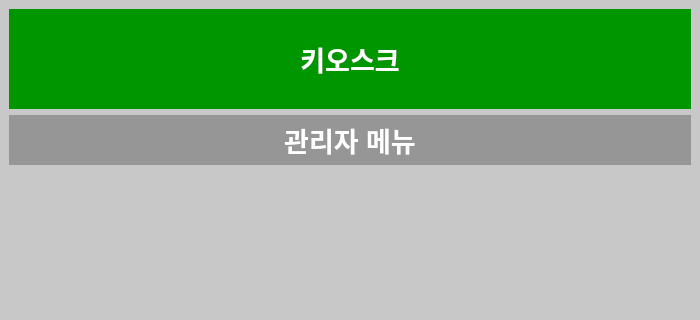
Old version of the form AL JSG Project/admin.ui in the repository Karuperu/Algorithm24; both pictures show x 0 to 700 and y 0 to 320 of the 700 by 1051 pixel window.
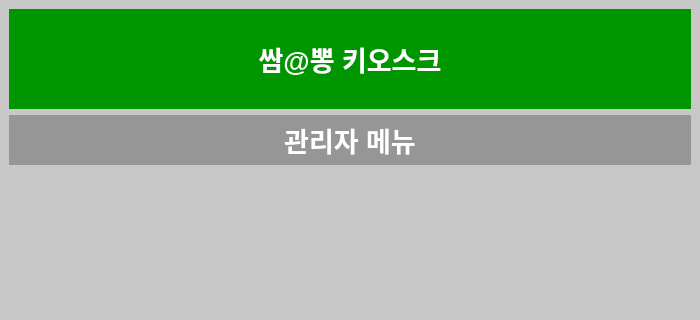
New version of the form.

```diff
--- a/AL JSG Project/admin.ui
+++ b/AL JSG Project/admin.ui
@@ -198,7 +198,7 @@
          <bool>true</bool>
         </property>
         <property name="text">
-         <string>키오스크</string>
+         <string>쌈@뽕 키오스크</string>
         </property>
         <property name="alignment">
          <set>Qt::AlignCenter</set>
```
